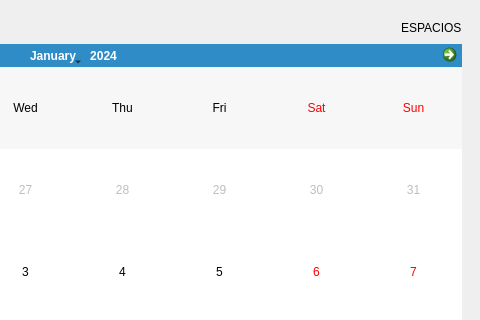
Old version of the form frontend/vistas/calendario/calendario.ui in the repository Johnatanvq/pooAPP; both pictures show x 522 to 1002 and y 0 to 320 of the 1002 by 658 pixel window.
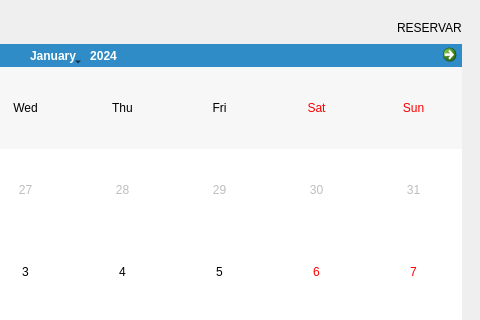
New version of the form. Icons and pictures are not drawn.

Patch:
```diff
--- a/frontend/vistas/calendario/calendario.ui
+++ b/frontend/vistas/calendario/calendario.ui
@@ -1016,7 +1016,7 @@
 }</string>
            </property>
            <property name="text">
-            <string>ESPACIOS</string>
+            <string>RESERVAR</string>
            </property>
           </widget>
          </item>
```
Left out of the diff: 62 changed lines with no effect on the pictures.
